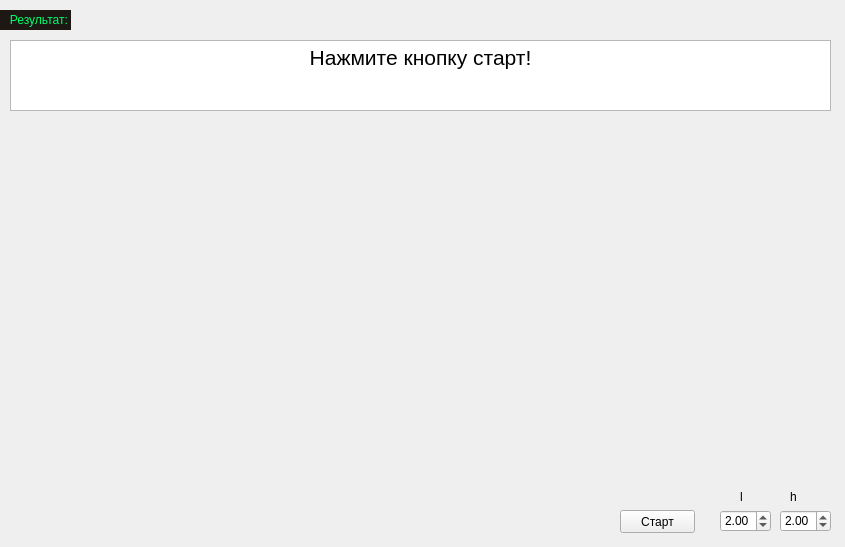
Above: 2 course/comp_model/model_lab_2/mainwindow.ui from Manerton/labs-se before the change. Below: the same form after it.
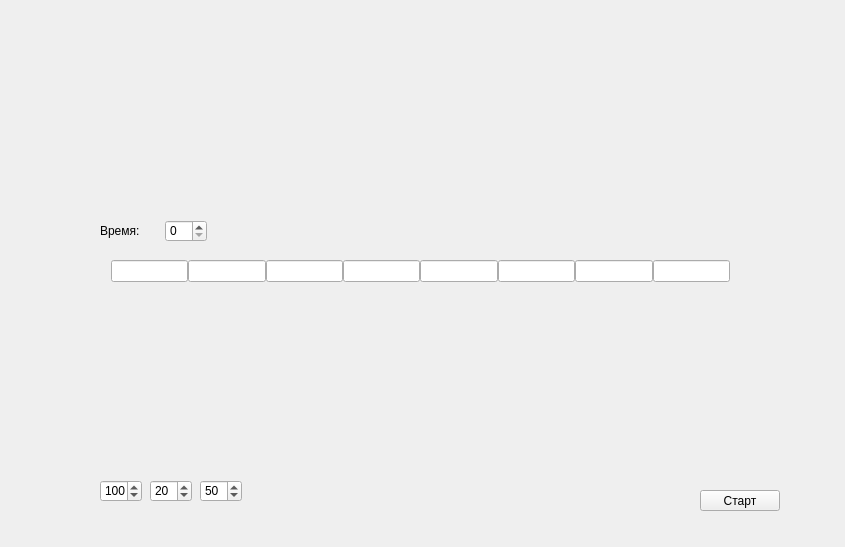
That is the form after the change.

```diff
--- a/2 course/comp_model/model_lab_2/mainwindow.ui
+++ b/2 course/comp_model/model_lab_2/mainwindow.ui
@@ -11,125 +11,526 @@
    </rect>
   </property>
   <property name="windowTitle">
-   <string>Задание 3</string>
+   <string>Лабораторная работа №2</string>
+  </property>
+  <property name="autoFillBackground">
+   <bool>false</bool>
   </property>
   <widget class="QWidget" name="centralWidget">
-   <widget class="QDoubleSpinBox" name="SpinBox_l">
+   <widget class="QWidget" name="horizontalLayoutWidget">
     <property name="geometry">
      <rect>
-      <x>720</x>
-      <y>510</y>
-      <width>51</width>
-      <height>22</height>
+      <x>100</x>
+      <y>110</y>
+      <width>641</width>
+      <height>311</height>
      </rect>
     </property>
-    <property name="decimals">
-     <number>2</number>
-    </property>
-    <property name="maximum">
-     <double>5.000000000000000</double>
-    </property>
-    <property name="singleStep">
-     <double>0.100000000000000</double>
-    </property>
-    <property name="value">
-     <double>2.000000000000000</double>
-    </property>
-   </widget>
-   <widget class="QDoubleSpinBox" name="SpinBox_h">
-    <property name="geometry">
-     <rect>
-      <x>780</x>
-      <y>510</y>
-      <width>51</width>
-      <height>22</height>
-     </rect>
-    </property>
-    <property name="decimals">
-     <number>2</number>
-    </property>
-    <property name="maximum">
-     <double>5.000000000000000</double>
-    </property>
-    <property name="singleStep">
-     <double>0.100000000000000</double>
-    </property>
-    <property name="value">
-     <double>2.000000000000000</double>
-    </property>
-   </widget>
-   <widget class="QLabel" name="label">
-    <property name="geometry">
-     <rect>
-      <x>740</x>
-      <y>490</y>
-      <width>46</width>
-      <height>13</height>
-     </rect>
-    </property>
-    <property name="text">
-     <string>l</string>
-    </property>
-   </widget>
-   <widget class="QLabel" name="label_2">
-    <property name="geometry">
-     <rect>
-      <x>790</x>
-      <y>490</y>
-      <width>46</width>
-      <height>13</height>
-     </rect>
-    </property>
-    <property name="text">
-     <string>h</string>
-    </property>
+    <layout class="QHBoxLayout" name="Layout" stretch="0,0,0,0,0,0,0,0">
+     <property name="spacing">
+      <number>0</number>
+     </property>
+     <property name="sizeConstraint">
+      <enum>QLayout::SetDefaultConstraint</enum>
+     </property>
+     <property name="bottomMargin">
+      <number>0</number>
+     </property>
+     <item>
+      <widget class="QLineEdit" name="segment_1">
+       <property name="sizePolicy">
+        <sizepolicy hsizetype="Expanding" vsizetype="Fixed">
+         <horstretch>0</horstretch>
+         <verstretch>11</verstretch>
+        </sizepolicy>
+       </property>
+       <property name="mouseTracking">
+        <bool>true</bool>
+       </property>
+       <property name="contextMenuPolicy">
+        <enum>Qt::NoContextMenu</enum>
+       </property>
+       <property name="layoutDirection">
+        <enum>Qt::LeftToRight</enum>
+       </property>
+       <property name="autoFillBackground">
+        <bool>false</bool>
+       </property>
+       <property name="styleSheet">
+        <string notr="true"/>
+       </property>
+       <property name="inputMask">
+        <string notr="true"/>
+       </property>
+       <property name="text">
+        <string/>
+       </property>
+       <property name="frame">
+        <bool>true</bool>
+       </property>
+       <property name="echoMode">
+        <enum>QLineEdit::Normal</enum>
+       </property>
+       <property name="alignment">
+        <set>Qt::AlignCenter</set>
+       </property>
+       <property name="dragEnabled">
+        <bool>false</bool>
+       </property>
+       <property name="readOnly">
+        <bool>true</bool>
+       </property>
+       <property name="placeholderText">
+        <string notr="true"/>
+       </property>
+       <property name="cursorMoveStyle">
+        <enum>Qt::LogicalMoveStyle</enum>
+       </property>
+       <property name="clearButtonEnabled">
+        <bool>false</bool>
+       </property>
+      </widget>
+     </item>
+     <item>
+      <widget class="QLineEdit" name="segment_2">
+       <property name="mouseTracking">
+        <bool>true</bool>
+       </property>
+       <property name="contextMenuPolicy">
+        <enum>Qt::NoContextMenu</enum>
+       </property>
+       <property name="layoutDirection">
+        <enum>Qt::LeftToRight</enum>
+       </property>
+       <property name="autoFillBackground">
+        <bool>false</bool>
+       </property>
+       <property name="styleSheet">
+        <string notr="true"/>
+       </property>
+       <property name="inputMask">
+        <string notr="true"/>
+       </property>
+       <property name="text">
+        <string/>
+       </property>
+       <property name="frame">
+        <bool>true</bool>
+       </property>
+       <property name="echoMode">
+        <enum>QLineEdit::Normal</enum>
+       </property>
+       <property name="alignment">
+        <set>Qt::AlignCenter</set>
+       </property>
+       <property name="dragEnabled">
+        <bool>false</bool>
+       </property>
+       <property name="readOnly">
+        <bool>true</bool>
+       </property>
+       <property name="placeholderText">
+        <string notr="true"/>
+       </property>
+       <property name="cursorMoveStyle">
+        <enum>Qt::LogicalMoveStyle</enum>
+       </property>
+       <property name="clearButtonEnabled">
+        <bool>false</bool>
+       </property>
+      </widget>
+     </item>
+     <item>
+      <widget class="QLineEdit" name="segment_3">
+       <property name="mouseTracking">
+        <bool>true</bool>
+       </property>
+       <property name="contextMenuPolicy">
+        <enum>Qt::NoContextMenu</enum>
+       </property>
+       <property name="layoutDirection">
+        <enum>Qt::LeftToRight</enum>
+       </property>
+       <property name="autoFillBackground">
+        <bool>false</bool>
+       </property>
+       <property name="styleSheet">
+        <string notr="true"/>
+       </property>
+       <property name="inputMask">
+        <string notr="true"/>
+       </property>
+       <property name="text">
+        <string/>
+       </property>
+       <property name="frame">
+        <bool>true</bool>
+       </property>
+       <property name="echoMode">
+        <enum>QLineEdit::Normal</enum>
+       </property>
+       <property name="alignment">
+        <set>Qt::AlignCenter</set>
+       </property>
+       <property name="dragEnabled">
+        <bool>false</bool>
+       </property>
+       <property name="readOnly">
+        <bool>true</bool>
+       </property>
+       <property name="placeholderText">
+        <string notr="true"/>
+       </property>
+       <property name="cursorMoveStyle">
+        <enum>Qt::LogicalMoveStyle</enum>
+       </property>
+       <property name="clearButtonEnabled">
+        <bool>false</bool>
+       </property>
+      </widget>
+     </item>
+     <item>
+      <widget class="QLineEdit" name="segment_4">
+       <property name="mouseTracking">
+        <bool>true</bool>
+       </property>
+       <property name="contextMenuPolicy">
+        <enum>Qt::NoContextMenu</enum>
+       </property>
+       <property name="layoutDirection">
+        <enum>Qt::LeftToRight</enum>
+       </property>
+       <property name="autoFillBackground">
+        <bool>false</bool>
+       </property>
+       <property name="styleSheet">
+        <string notr="true"/>
+       </property>
+       <property name="inputMask">
+        <string notr="true"/>
+       </property>
+       <property name="text">
+        <string/>
+       </property>
+       <property name="frame">
+        <bool>true</bool>
+       </property>
+       <property name="echoMode">
+        <enum>QLineEdit::Normal</enum>
+       </property>
+       <property name="alignment">
+        <set>Qt::AlignCenter</set>
+       </property>
+       <property name="dragEnabled">
+        <bool>false</bool>
+       </property>
+       <property name="readOnly">
+        <bool>true</bool>
+       </property>
+       <property name="placeholderText">
+        <string notr="true"/>
+       </property>
+       <property name="cursorMoveStyle">
+        <enum>Qt::LogicalMoveStyle</enum>
+       </property>
+       <property name="clearButtonEnabled">
+        <bool>false</bool>
+       </property>
+      </widget>
+     </item>
+     <item>
+      <widget class="QLineEdit" name="segment_5">
+       <property name="mouseTracking">
+        <bool>true</bool>
+       </property>
+       <property name="contextMenuPolicy">
+        <enum>Qt::NoContextMenu</enum>
+       </property>
+       <property name="layoutDirection">
+        <enum>Qt::LeftToRight</enum>
+       </property>
+       <property name="autoFillBackground">
+        <bool>false</bool>
+       </property>
+       <property name="styleSheet">
+        <string notr="true"/>
+       </property>
+       <property name="inputMask">
+        <string notr="true"/>
+       </property>
+       <property name="text">
+        <string/>
+       </property>
+       <property name="frame">
+        <bool>true</bool>
+       </property>
+       <property name="echoMode">
+        <enum>QLineEdit::Normal</enum>
+       </property>
+       <property name="alignment">
+        <set>Qt::AlignCenter</set>
+       </property>
+       <property name="dragEnabled">
+        <bool>false</bool>
+       </property>
+       <property name="readOnly">
+        <bool>true</bool>
+       </property>
+       <property name="placeholderText">
+        <string notr="true"/>
+       </property>
+       <property name="cursorMoveStyle">
+        <enum>Qt::LogicalMoveStyle</enum>
+       </property>
+       <property name="clearButtonEnabled">
+        <bool>false</bool>
+       </property>
+      </widget>
+     </item>
+     <item>
+      <widget class="QLineEdit" name="segment_6">
+       <property name="mouseTracking">
+        <bool>true</bool>
+       </property>
+       <property name="contextMenuPolicy">
+        <enum>Qt::NoContextMenu</enum>
+       </property>
+       <property name="layoutDirection">
+        <enum>Qt::LeftToRight</enum>
+       </property>
+       <property name="autoFillBackground">
+        <bool>false</bool>
+       </property>
+       <property name="styleSheet">
+        <string notr="true"/>
+       </property>
+       <property name="inputMask">
+        <string notr="true"/>
+       </property>
+       <property name="text">
+        <string/>
+       </property>
+       <property name="frame">
+        <bool>true</bool>
+       </property>
+       <property name="echoMode">
+        <enum>QLineEdit::Normal</enum>
+       </property>
+       <property name="alignment">
+        <set>Qt::AlignCenter</set>
+       </property>
+       <property name="dragEnabled">
+        <bool>false</bool>
+       </property>
+       <property name="readOnly">
+        <bool>true</bool>
+       </property>
+       <property name="placeholderText">
+        <string notr="true"/>
+       </property>
+       <property name="cursorMoveStyle">
+        <enum>Qt::LogicalMoveStyle</enum>
+       </property>
+       <property name="clearButtonEnabled">
+        <bool>false</bool>
+       </property>
+      </widget>
+     </item>
+     <item>
+      <widget class="QLineEdit" name="segment_7">
+       <property name="mouseTracking">
+        <bool>true</bool>
+       </property>
+       <property name="contextMenuPolicy">
+        <enum>Qt::NoContextMenu</enum>
+       </property>
+       <property name="layoutDirection">
+        <enum>Qt::LeftToRight</enum>
+       </property>
+       <property name="autoFillBackground">
+        <bool>false</bool>
+       </property>
+       <property name="styleSheet">
+        <string notr="true"/>
+       </property>
+       <property name="inputMask">
+        <string notr="true"/>
+       </property>
+       <property name="text">
+        <string/>
+       </property>
+       <property name="frame">
+        <bool>true</bool>
+       </property>
+       <property name="echoMode">
+        <enum>QLineEdit::Normal</enum>
+       </property>
+       <property name="alignment">
+        <set>Qt::AlignCenter</set>
+       </property>
+       <property name="dragEnabled">
+        <bool>false</bool>
+       </property>
+       <property name="readOnly">
+        <bool>true</bool>
+       </property>
+       <property name="placeholderText">
+        <string notr="true"/>
+       </property>
+       <property name="cursorMoveStyle">
+        <enum>Qt::LogicalMoveStyle</enum>
+       </property>
+       <property name="clearButtonEnabled">
+        <bool>false</bool>
+       </property>
+      </widget>
+     </item>
+     <item>
+      <widget class="QLineEdit" name="segment_8">
+       <property name="mouseTracking">
+        <bool>true</bool>
+       </property>
+       <property name="contextMenuPolicy">
+        <enum>Qt::NoContextMenu</enum>
+       </property>
+       <property name="layoutDirection">
+        <enum>Qt::LeftToRight</enum>
+       </property>
+       <property name="autoFillBackground">
+        <bool>false</bool>
+       </property>
+       <property name="styleSheet">
+        <string notr="true"/>
+       </property>
+       <property name="inputMask">
+        <string notr="true"/>
+       </property>
+       <property name="text">
+        <string/>
+       </property>
+       <property name="frame">
+        <bool>true</bool>
+       </property>
+       <property name="echoMode">
+        <enum>QLineEdit::Normal</enum>
+       </property>
+       <property name="alignment">
+        <set>Qt::AlignCenter</set>
+       </property>
+       <property name="dragEnabled">
+        <bool>false</bool>
+       </property>
+       <property name="readOnly">
+        <bool>true</bool>
+       </property>
+       <property name="placeholderText">
+        <string notr="true"/>
+       </property>
+       <property name="cursorMoveStyle">
+        <enum>Qt::LogicalMoveStyle</enum>
+       </property>
+       <property name="clearButtonEnabled">
+        <bool>false</bool>
+       </property>
+      </widget>
+     </item>
+    </layout>
    </widget>
    <widget class="QPushButton" name="pushButton">
     <property name="geometry">
      <rect>
-      <x>620</x>
-      <y>510</y>
-      <width>75</width>
-      <height>23</height>
+      <x>700</x>
+      <y>490</y>
+      <width>80</width>
+      <height>21</height>
      </rect>
     </property>
     <property name="text">
      <string>Старт</string>
     </property>
    </widget>
-   <widget class="QLabel" name="label_3">
+   <widget class="QLabel" name="label">
     <property name="geometry">
      <rect>
-      <x>0</x>
-      <y>10</y>
+      <x>100</x>
+      <y>220</y>
       <width>71</width>
-      <height>20</height>
+      <height>21</height>
      </rect>
     </property>
     <property name="styleSheet">
-     <string notr="true">color: rgb(0, 255, 106);
-background-color: rgb(30, 24, 20);</string>
+     <string notr="true">font: 14pt &quot;MS Shell Dlg 2&quot;;
+</string>
     </property>
     <property name="text">
-     <string>   Результат:</string>
+     <string>Время:</string>
     </property>
    </widget>
-   <widget class="QTextBrowser" name="label_info">
+   <widget class="QSpinBox" name="spinBox">
     <property name="geometry">
      <rect>
-      <x>10</x>
-      <y>40</y>
-      <width>821</width>
-      <height>71</height>
+      <x>165</x>
+      <y>220</y>
+      <width>42</width>
+      <height>22</height>
      </rect>
     </property>
-    <property name="html">
-     <string>&lt;!DOCTYPE HTML PUBLIC &quot;-//W3C//DTD HTML 4.0//EN&quot; &quot;http://www.w3.org/TR/REC-html40/strict.dtd&quot;&gt;
-&lt;html&gt;&lt;head&gt;&lt;meta name=&quot;qrichtext&quot; content=&quot;1&quot; /&gt;&lt;style type=&quot;text/css&quot;&gt;
-p, li { white-space: pre-wrap; }
-&lt;/style&gt;&lt;/head&gt;&lt;body style=&quot; font-family:'MS Shell Dlg 2'; font-size:8.25pt; font-weight:400; font-style:normal;&quot;&gt;
-&lt;p align=&quot;center&quot; style=&quot; margin-top:0px; margin-bottom:0px; margin-left:0px; margin-right:0px; -qt-block-indent:0; text-indent:0px;&quot;&gt;&lt;span style=&quot; font-family:'MS Shell Dlg 2'; font-size:16pt;&quot;&gt;Нажмите кнопку старт!&lt;/span&gt;&lt;/p&gt;
-&lt;p align=&quot;center&quot; style=&quot;-qt-paragraph-type:empty; margin-top:0px; margin-bottom:0px; margin-left:0px; margin-right:0px; -qt-block-indent:0; text-indent:0px; font-family:'MS Shell Dlg 2'; font-size:16pt;&quot;&gt;&lt;br /&gt;&lt;/p&gt;&lt;/body&gt;&lt;/html&gt;</string>
+   </widget>
+   <widget class="QSpinBox" name="spinBox_left">
+    <property name="geometry">
+     <rect>
+      <x>100</x>
+      <y>480</y>
+      <width>42</width>
+      <height>22</height>
+     </rect>
+    </property>
+    <property name="minimum">
+     <number>1</number>
+    </property>
+    <property name="maximum">
+     <number>999</number>
+    </property>
+    <property name="value">
+     <number>100</number>
+    </property>
+   </widget>
+   <widget class="QSpinBox" name="spinBox_env">
+    <property name="geometry">
+     <rect>
+      <x>150</x>
+      <y>480</y>
+      <width>42</width>
+      <height>22</height>
+     </rect>
+    </property>
+    <property name="minimum">
+     <number>1</number>
+    </property>
+    <property name="maximum">
+     <number>999</number>
+    </property>
+    <property name="value">
+     <number>20</number>
+    </property>
+   </widget>
+   <widget class="QSpinBox" name="spinBox_right">
+    <property name="geometry">
+     <rect>
+      <x>200</x>
+      <y>480</y>
+      <width>42</width>
+      <height>22</height>
+     </rect>
+    </property>
+    <property name="minimum">
+     <number>1</number>
+    </property>
+    <property name="maximum">
+     <number>999</number>
+    </property>
+    <property name="value">
+     <number>50</number>
     </property>
    </widget>
   </widget>
```
